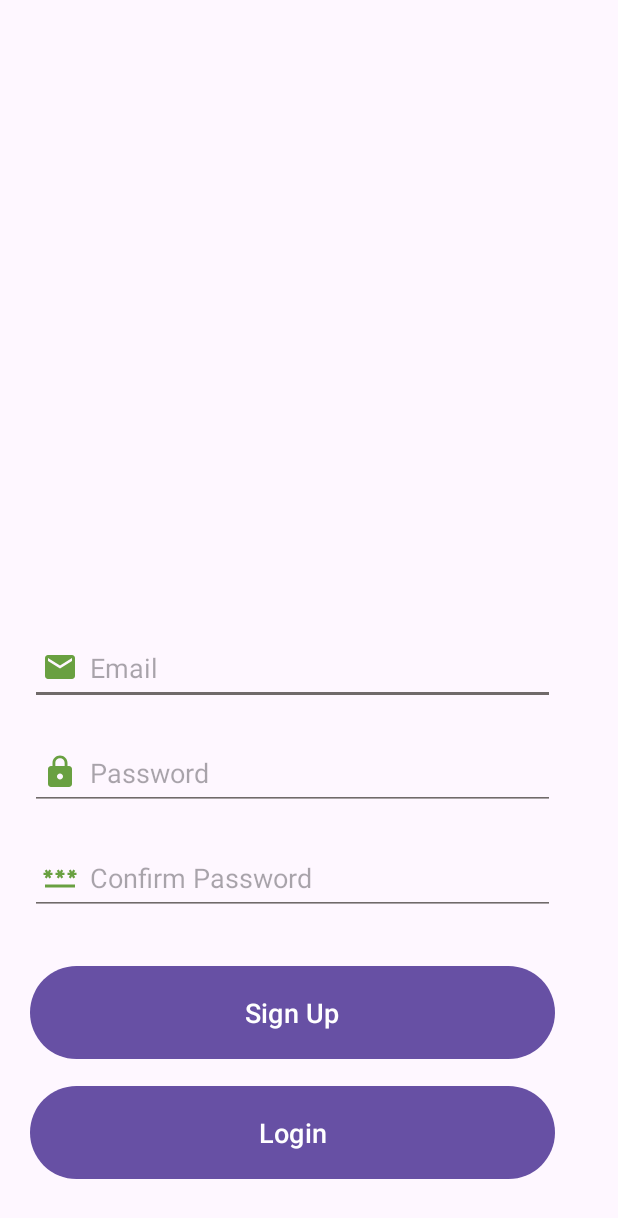
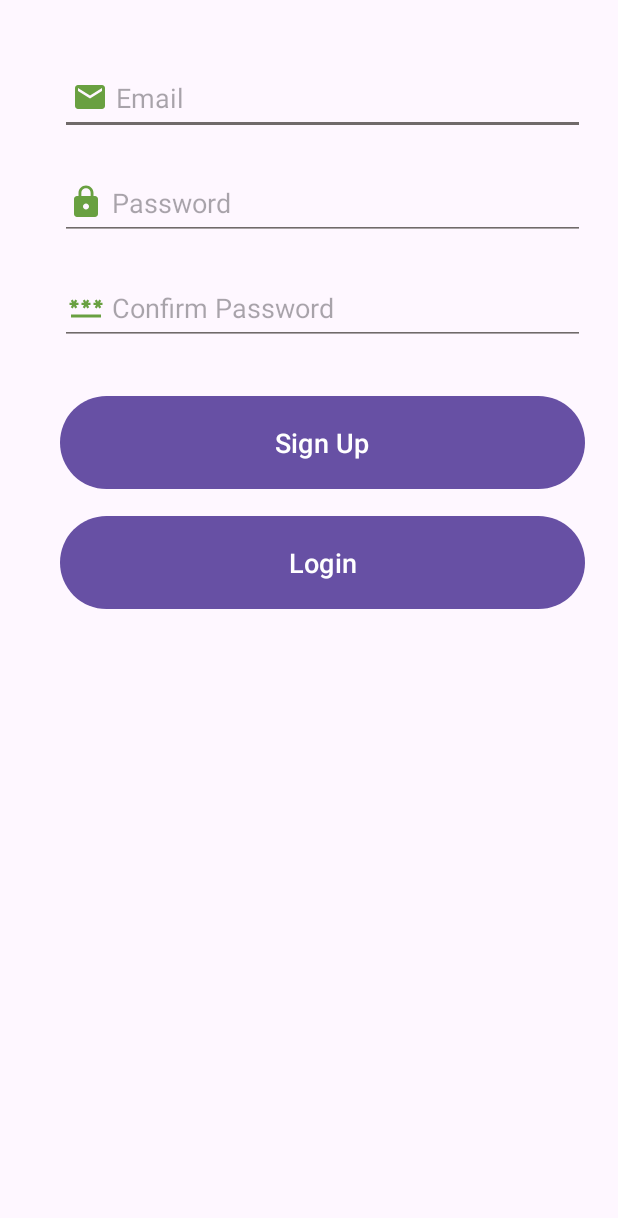
Before and after one commit to GiannisChatziaxiaris/Tour-Guide, an Android app: the SignUpActivity screen opened directly, with no data from a screen before it, on a phone screen of 412 x 824 dp. Shown: the top 1218 px of the screen. Run offline under Robolectric (Android 15) with nearby library versions, the phone set to English and light mode, and no system bars; our stand-ins replace Firebase (no records; nobody signed in at launch, a user with empty details on screens opened directly).

Commit message:
Changes to Signup layout

```diff
--- a/app/src/main/res/layout/activity_sign_up.xml
+++ b/app/src/main/res/layout/activity_sign_up.xml
@@ -12,12 +12,10 @@
         android:layout_width="match_parent"
         android:layout_height="match_parent"
         android:orientation="vertical">
-
-
         <LinearLayout
             android:layout_width="match_parent"
             android:layout_height="wrap_content"
-            android:layout_marginTop="380dp"
+            android:layout_marginStart="20dp"
             android:orientation="vertical"
              android:padding="20dp">
 
@@ -28,7 +26,7 @@
             android:layout_marginTop="20dp"
             android:backgroundTint="#706A6A"
             android:drawableLeft="@drawable/baseline_email_24"
-                android:drawablePadding="8dp"
+            android:drawablePadding="5dp"
             android:hint="Email"
             android:padding="8dp"></EditText>
 
@@ -39,10 +37,10 @@
                 android:layout_marginTop="20dp"
                 android:backgroundTint="#706A6A"
                 android:drawableLeft="@drawable/baseline_lock_24"
-                android:drawablePadding="8dp"
+                android:drawablePadding="5dp"
                 android:hint="Password"
                 android:inputType="textPassword"
-                android:padding="8dp"></EditText>
+                android:padding="5dp"></EditText>
 
             <EditText
                 android:id="@+id/signup_password_confirm"
@@ -51,10 +49,10 @@
                 android:layout_marginTop="20dp"
                 android:backgroundTint="#706A6A"
                 android:drawableLeft="@drawable/baseline_password_24"
-                android:drawablePadding="8dp"
+                android:drawablePadding="5dp"
                 android:hint="Confirm Password"
                 android:inputType="textPassword"
-                android:padding="8dp"></EditText>
+                android:padding="5dp"></EditText>
 
             <Button
                 android:id="@+id/signup_button"
@@ -66,11 +64,11 @@
 
             <Button
                 android:id="@+id/login_button"
-                android:text="@string/login"
                 android:layout_width="350dp"
                 android:layout_height="70dp"
-                android:textSize="18sp"
-                android:layout_marginTop="10dp"></Button>
+                android:layout_marginTop="10dp"
+                android:text="@string/login"
+                android:textSize="18sp"></Button>
 
 
         </LinearLayout>
```
Lines whose indentation alone changed are shown as unchanged.
